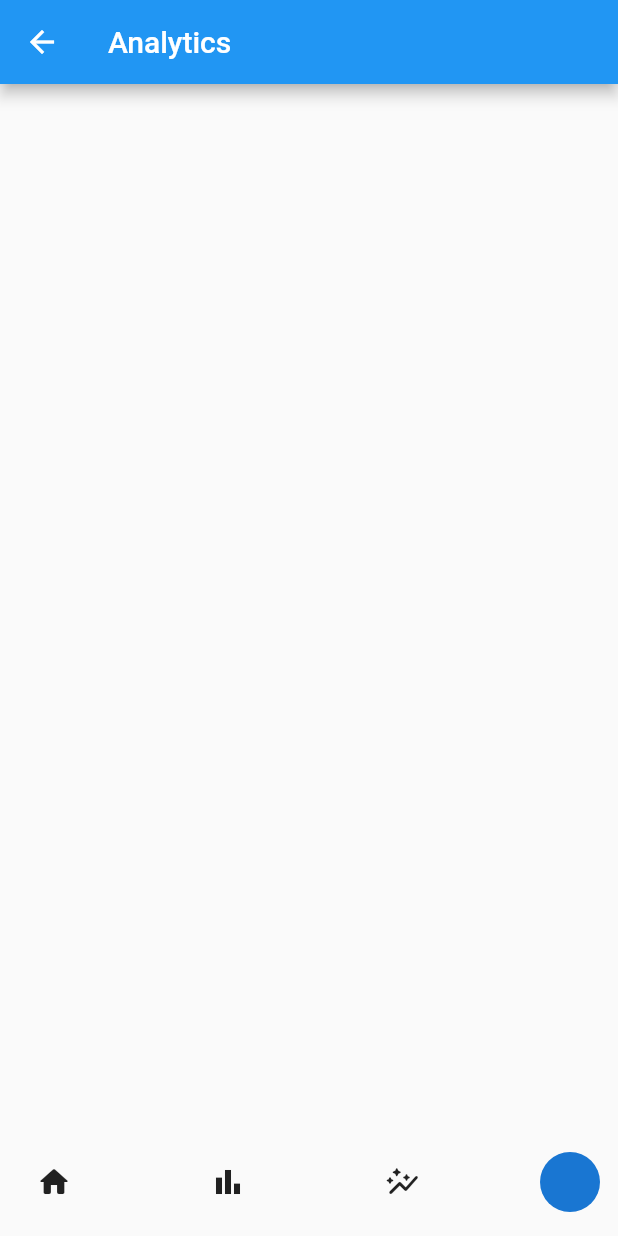
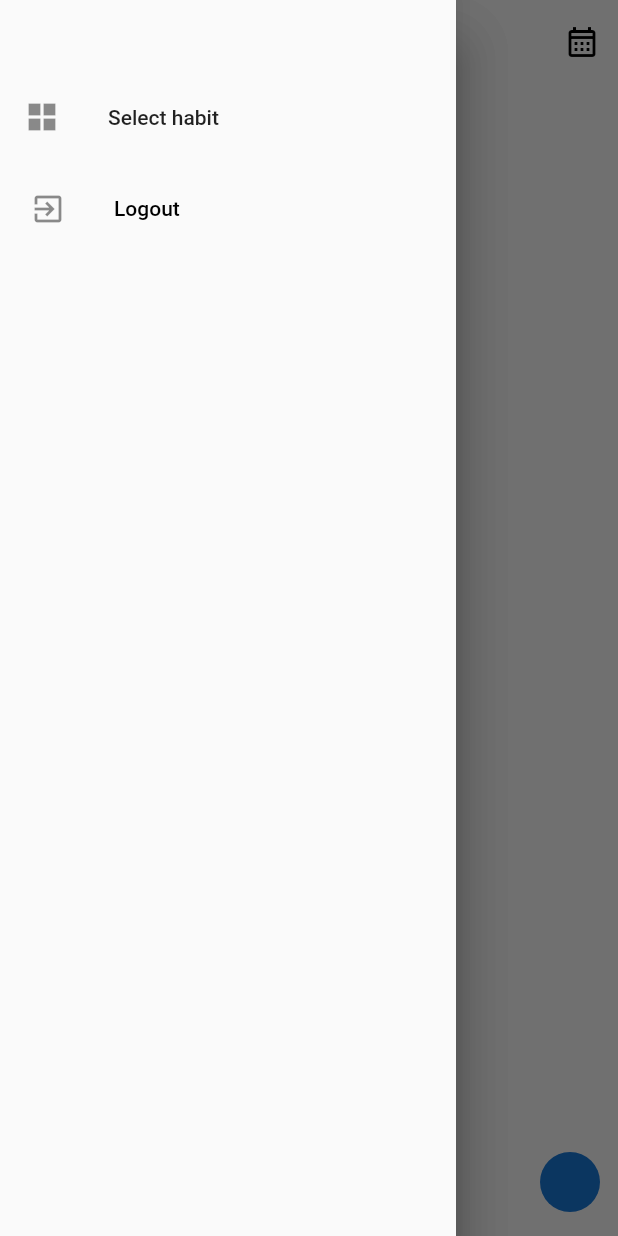
Before and after one commit to CHRIS-1023/habbit-tracker, a Flutter app: the AnalyticsPage screen opened directly, with the side drawer open (before the commit the screen has no drawer), on a phone screen of 412 x 824 dp. Run offline on Flutter 3.47's test engine with Material 2 defaults, Android fonts, the phone set to English and light mode, and no system bars; our stand-ins replace cloud_firestore, date_picker_timeline, firebase_auth, firebase_core, hive, hive_flutter and 1 more; accounts and stored records are empty.

Commit message:
Habit-tracker

```diff
--- a/lib/analytics_page.dart
+++ b/lib/analytics_page.dart
@@ -1,5 +1,8 @@
 import 'package:flutter/material.dart';
+import 'package:habbit_tracker/boxes.dart';
 import 'package:habbit_tracker/const_widgets.dart';
+import 'package:habbit_tracker/drawer.dart';
+import 'package:habbit_tracker/habits.dart';
 
 class AnalyticsPage extends StatefulWidget {
   const AnalyticsPage({super.key});
@@ -11,10 +14,80 @@ class AnalyticsPage extends StatefulWidget {
 class _AnalyticsPageState extends State<AnalyticsPage> {
   @override
   Widget build(BuildContext context) {
+    var scaffoldKey = GlobalKey<ScaffoldState>();
+
     return Scaffold(
+        backgroundColor: Colors.grey[100],
+        key: scaffoldKey,
+        drawer: Drawer(
+          child: buildDrawer(context),
+        ),
         appBar: AppBar(
-          title: const Text('Analytics'),
+          elevation: 0,
+          backgroundColor: Colors.grey[100],
+          title: Text(
+            'Calorie stats',
+            style: const TextStyle(color: Colors.black),
+          ),
+          centerTitle: true,
+          leading: IconButton(
+            color: Colors.black,
+            onPressed: () {
+              scaffoldKey.currentState?.openDrawer();
+            },
+            icon: const Icon(Icons.grid_view),
+          ),
+          actions: [
+            IconButton(
+              color: Colors.black,
+              onPressed: () {},
+              icon: const Icon(Icons.calendar_month_outlined),
+            ),
+          ],
         ),
-        bottomNavigationBar: CustomBottomNavigationBar());
+        body: SingleChildScrollView(
+          child: Padding(
+            padding: const EdgeInsets.all(12.0),
+            child: Column(
+              crossAxisAlignment: CrossAxisAlignment.start,
+              children: [
+                const Text(
+                  'Chalenge',
+                  style: TextStyle(fontSize: 22, fontWeight: FontWeight.bold),
+                ),
+                ListView.builder(
+                  physics: const NeverScrollableScrollPhysics(),
+                  shrinkWrap: true,
+                  itemCount: boxHabits.length,
+                  itemBuilder: (context, index) {
+                    Habit habit = boxHabits.getAt(index);
+                    return Padding(
+                      padding: const EdgeInsets.all(8.0),
+                      child: ListTile(
+                          leading: CircleAvatar(
+                            backgroundColor: Colors.transparent,
+                            child: ClipOval(
+                              child: Image.asset(
+                                habit.imagePath,
+                              ),
+                            ),
+                          ),
+                          title: Text(
+                            habit.title,
+                            style: const TextStyle(
+                                wordSpacing: 2, fontWeight: FontWeight.bold),
+                          ),
+                          trailing: CircleAvatar(
+                            backgroundColor: Colors.grey[100],
+                            child: Image.asset('assets/fire.png'),
+                          )),
+                    );
+                  },
+                )
+              ],
+            ),
+          ),
+        ),
+        bottomNavigationBar: const CustomBottomNavigationBar());
   }
 }
--- /dev/null
+++ b/lib/drawer.dart
@@ -0,0 +1,70 @@
+import 'package:flutter/material.dart';
+import 'package:habbit_tracker/auth.dart';
+import 'package:habbit_tracker/const_widgets.dart';
+import 'package:habbit_tracker/getstarted.dart';
+import 'package:habbit_tracker/login.dart';
+
+Widget buildDrawer(BuildContext context) {
+  AuthService authService = AuthService();
+  return Drawer(
+    child: ListView(
+      padding: const EdgeInsets.symmetric(vertical: 50),
+      children: <Widget>[
+        ListTile(
+          onTap: () {
+            nextScreenReplace(context, const GetStarted());
+          },
+          leading: const Icon(Icons.grid_view_sharp),
+          title: const Text('Select habit'),
+        ),
+        ListTile(
+          onTap: () async {
+            showDialog(
+              barrierDismissible: false,
+              context: context,
+              builder: (context) {
+                return AlertDialog(
+                  title: const Text("Logout"),
+                  content: const Text("Are you sure you want to logout?"),
+                  actions: [
+                    IconButton(
+                      onPressed: () {
+                        Navigator.pop(context);
+                      },
+                      icon: const Icon(
+                        Icons.cancel,
+                        color: Colors.red,
+                      ),
+                    ),
+                    IconButton(
+                      onPressed: () async {
+                        await authService.signOut();
+                        Navigator.of(context).pushAndRemoveUntil(
+                          MaterialPageRoute(
+                            builder: (context) => const LogIn(),
+                          ),
+                          (route) => false,
+                        );
+                      },
+                      icon: const Icon(
+                        Icons.done,
+                        color: Colors.green,
+                      ),
+                    ),
+                  ],
+                );
+              },
+            );
+          },
+          contentPadding:
+              const EdgeInsets.symmetric(horizontal: 20, vertical: 5),
+          leading: const Icon(Icons.exit_to_app),
+          title: const Text(
+            "Logout",
+            style: TextStyle(color: Colors.black),
+          ),
+        ),
+      ],
+    ),
+  );
+}
```
Also changed, not shown: lib/home_page.dart (+4 -63 lines), assets/fire.png (added).
